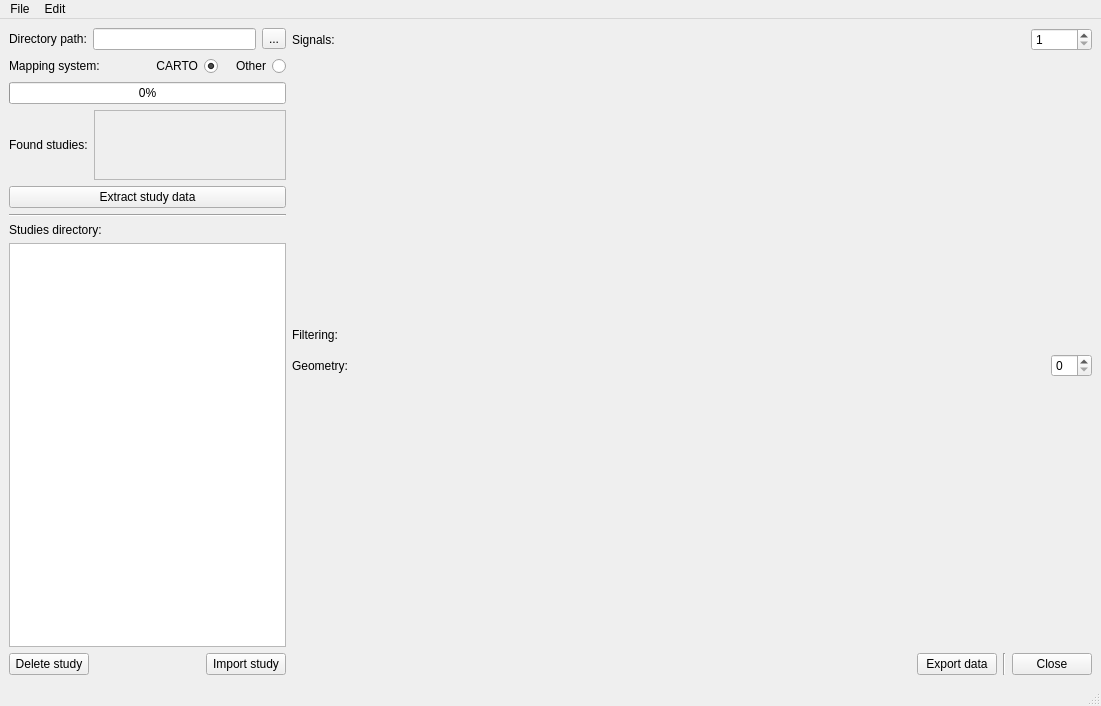
Before: the Qt Designer form UI_files/ui_mainwindow.ui in nicksunderland/SignalXtor, drawn with Qt 5.
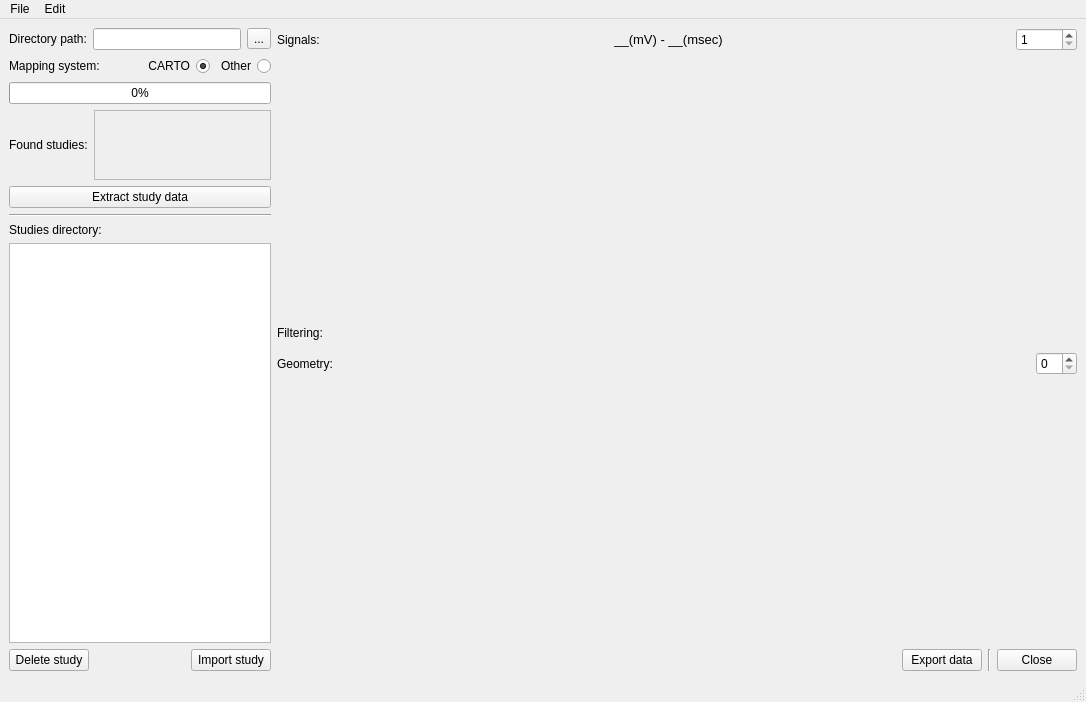
After: the same form once the commit is applied.

Diff of the .ui file:
```diff
--- a/UI_files/ui_mainwindow.ui
+++ b/UI_files/ui_mainwindow.ui
@@ -6,8 +6,8 @@
    <rect>
     <x>0</x>
     <y>0</y>
-    <width>1101</width>
-    <height>706</height>
+    <width>1086</width>
+    <height>702</height>
    </rect>
   </property>
   <property name="windowTitle">
@@ -129,7 +129,7 @@
             <rect>
              <x>0</x>
              <y>0</y>
-             <width>162</width>
+             <width>156</width>
              <height>68</height>
             </rect>
            </property>
@@ -223,6 +223,34 @@
             </property>
             <property name="sizeHint" stdset="0">
              <size>
+              <width>148</width>
+              <height>22</height>
+             </size>
+            </property>
+           </spacer>
+          </item>
+          <item>
+           <widget class="QLabel" name="label_graph_position">
+            <property name="font">
+             <font>
+              <pointsize>10</pointsize>
+             </font>
+            </property>
+            <property name="text">
+             <string>__(mV) - __(msec)</string>
+            </property>
+            <property name="alignment">
+             <set>Qt::AlignCenter</set>
+            </property>
+           </widget>
+          </item>
+          <item>
+           <spacer name="horizontalSpacer_5">
+            <property name="orientation">
+             <enum>Qt::Horizontal</enum>
+            </property>
+            <property name="sizeHint" stdset="0">
+             <size>
               <width>40</width>
               <height>20</height>
              </size>
@@ -402,7 +430,7 @@
     <rect>
      <x>0</x>
      <y>0</y>
-     <width>1101</width>
+     <width>1086</width>
      <height>22</height>
     </rect>
    </property>
```
